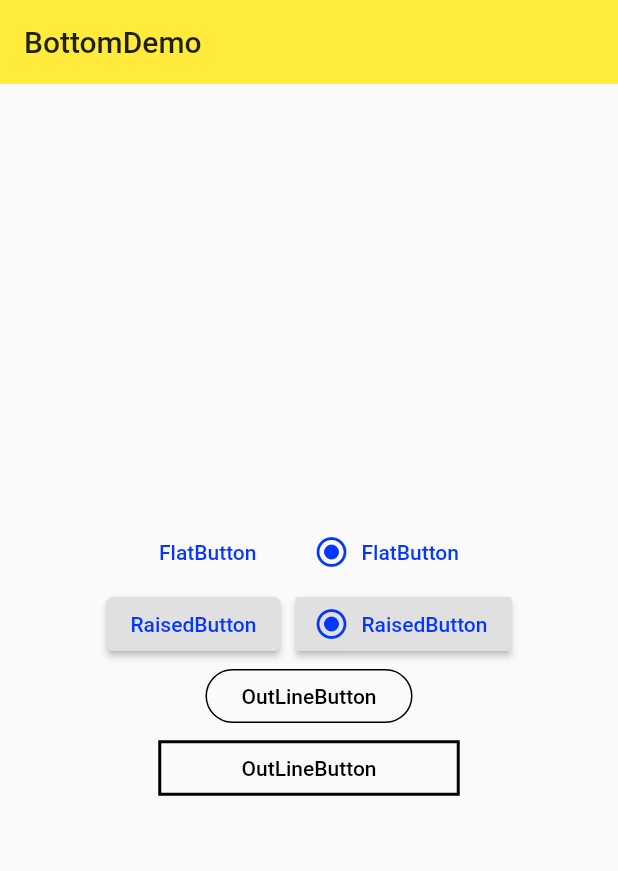
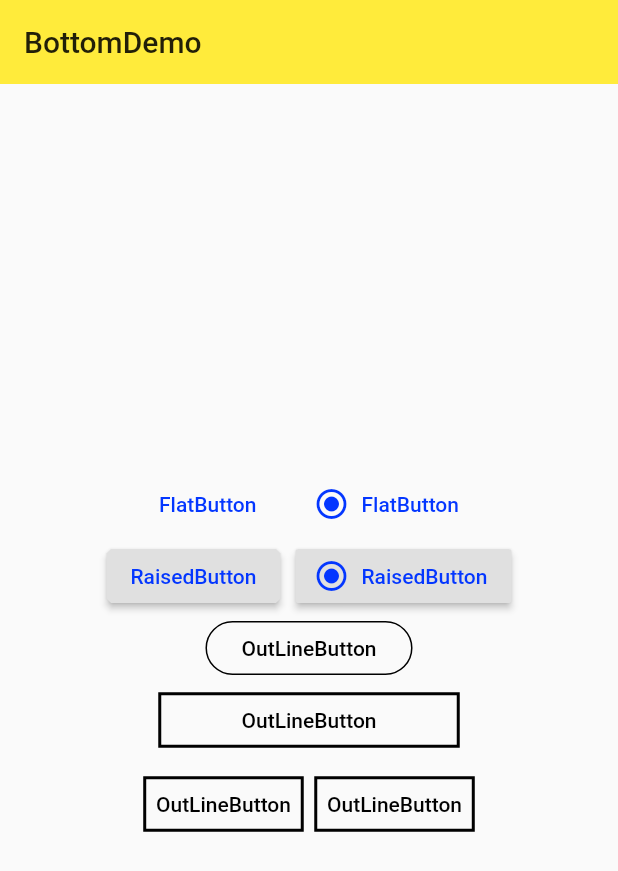
Before and after one commit to liao526/flutter_app, a Flutter app: the BottomDemo1 screen opened directly, on a phone screen of 412 x 824 dp. Shown: the top 871 px of the screen. Run offline on Flutter 3.47's test engine with Material 2 defaults, Android fonts, the phone set to English and light mode, and no system bars.

Commit message:
ButtonBar

```diff
--- a/lib/widgetimpl/components_demo.dart
+++ b/lib/widgetimpl/components_demo.dart
@@ -21,6 +21,44 @@ class MaterialComponents extends StatelessWidget {
 class BottomDemo1 extends StatelessWidget {
   @override
   Widget build(BuildContext context) {
+
+    final _ButtonBar = Row(
+      mainAxisAlignment: MainAxisAlignment.center,
+      children: <Widget>[
+        Theme(
+          data: Theme.of(context).copyWith(
+              buttonColor: Theme.of(context).accentColor,
+              buttonTheme: ButtonThemeData(textTheme: ButtonTextTheme.primary,padding: EdgeInsets.all(10),
+                  shape: BeveledRectangleBorder()),),
+          child: ButtonBar(
+            children: <Widget>[
+              OutlineButton(
+                onPressed: () {},
+                child: Text(
+                  "OutLineButton",
+                ),
+                splashColor: Colors.grey[100],
+                borderSide: BorderSide(color: Colors.black),
+                textColor: Colors.black,
+                highlightedBorderColor: Colors.grey,
+              ),
+              OutlineButton(
+                onPressed: () {},
+                child: Text(
+                  "OutLineButton",
+                ),
+                splashColor: Colors.grey[100],
+                borderSide: BorderSide(color: Colors.black),
+                textColor: Colors.black,
+                highlightedBorderColor: Colors.grey,
+              ),
+            ],
+          )
+        ),
+
+      ],
+    );
+
 
     final _fixedButton = Row(
       mainAxisAlignment: MainAxisAlignment.center,
@@ -129,7 +167,11 @@ class BottomDemo1 extends StatelessWidget {
         padding: EdgeInsets.all(10),
         child: Column(
           mainAxisAlignment: MainAxisAlignment.center,
-          children: <Widget>[_flatButton, _raisedButton, _outLineButton,_fixedButton],
+          children: <Widget>[_flatButton,
+          _raisedButton,
+          _outLineButton,
+          _fixedButton,
+          _ButtonBar],
         ),
       ),
     );
```
